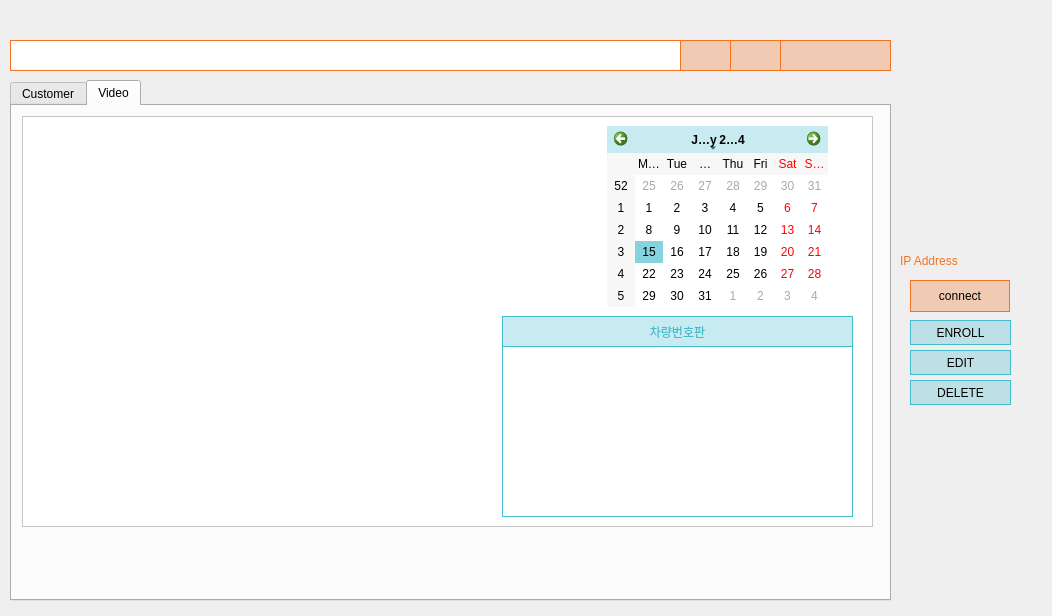
Old version of the form cctv_36/src/ui/search.ui in the repository VEDA-ThirtySix/PAMS-client.
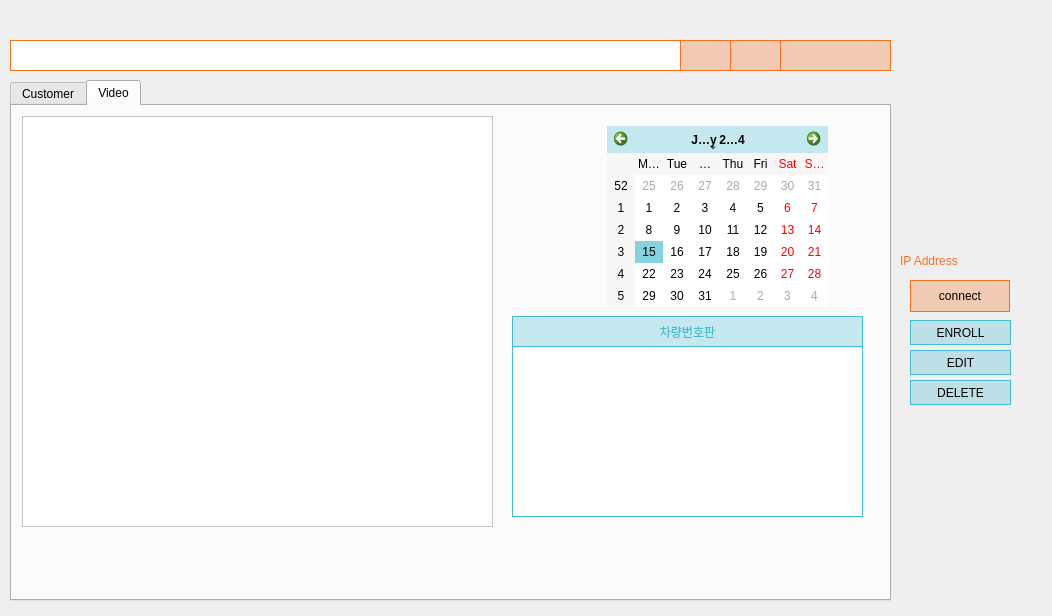
New version of the form. Icons and pictures are not drawn.

Commit message: merge with kiyun code

```diff
--- a/cctv_36/src/ui/search.ui
+++ b/cctv_36/src/ui/search.ui
@@ -209,7 +209,7 @@
       <rect>
        <x>10</x>
        <y>10</y>
-       <width>851</width>
+       <width>471</width>
        <height>411</height>
       </rect>
      </property>
@@ -300,7 +300,7 @@
     <widget class="QLabel" name="plateTitle_3">
      <property name="geometry">
       <rect>
-       <x>490</x>
+       <x>500</x>
        <y>210</y>
        <width>351</width>
        <height>31</height>
@@ -322,7 +322,7 @@
     <widget class="QLabel" name="imageLabel_2">
      <property name="geometry">
       <rect>
-       <x>490</x>
+       <x>500</x>
        <y>240</y>
        <width>351</width>
        <height>171</height>
```
The commit also changes 2 other files.
